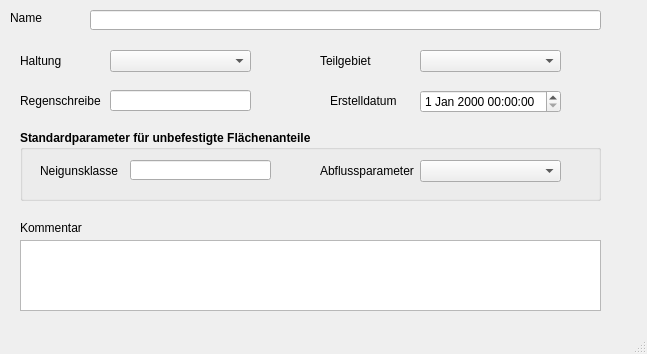
Old version of the form templates/tezg.ui in the repository hoettges/QKan.
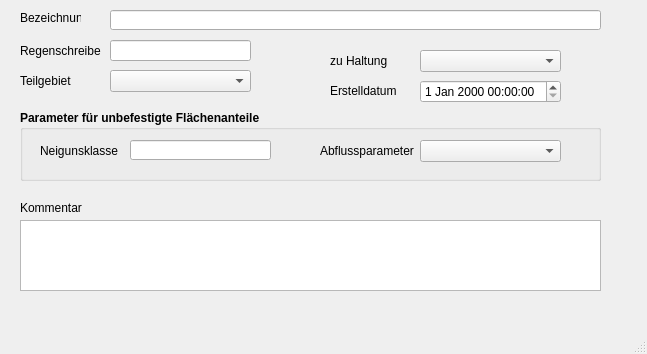
New version of the form. Custom widgets are drawn as their Qt base class.

```diff
--- a/templates/tezg.ui
+++ b/templates/tezg.ui
@@ -20,34 +20,34 @@
    <widget class="QLabel" name="label_20">
     <property name="geometry">
      <rect>
-      <x>20</x>
+      <x>330</x>
       <y>50</y>
-      <width>111</width>
+      <width>81</width>
       <height>21</height>
      </rect>
     </property>
     <property name="text">
-     <string>Haltung</string>
+     <string>zu Haltung</string>
     </property>
    </widget>
    <widget class="QLabel" name="label">
     <property name="geometry">
      <rect>
-      <x>10</x>
+      <x>20</x>
       <y>10</y>
-      <width>46</width>
+      <width>61</width>
       <height>16</height>
      </rect>
     </property>
     <property name="text">
-     <string>Name</string>
+     <string>Bezeichnung</string>
     </property>
    </widget>
    <widget class="QLabel" name="label_14">
     <property name="geometry">
      <rect>
       <x>20</x>
-      <y>220</y>
+      <y>200</y>
       <width>81</width>
       <height>16</height>
      </rect>
@@ -60,7 +60,7 @@
     <property name="geometry">
      <rect>
       <x>20</x>
-      <y>90</y>
+      <y>40</y>
       <width>81</width>
       <height>21</height>
      </rect>
@@ -73,7 +73,7 @@
     <property name="geometry">
      <rect>
       <x>330</x>
-      <y>90</y>
+      <y>80</y>
       <width>71</width>
       <height>21</height>
      </rect>
@@ -85,9 +85,9 @@
    <widget class="QLabel" name="label_22">
     <property name="geometry">
      <rect>
-      <x>320</x>
-      <y>50</y>
-      <width>111</width>
+      <x>20</x>
+      <y>70</y>
+      <width>71</width>
       <height>21</height>
      </rect>
     </property>
@@ -98,9 +98,9 @@
    <widget class="QLineEdit" name="flnam">
     <property name="geometry">
      <rect>
-      <x>90</x>
+      <x>110</x>
       <y>10</y>
-      <width>511</width>
+      <width>491</width>
       <height>20</height>
      </rect>
     </property>
@@ -109,7 +109,7 @@
     <property name="geometry">
      <rect>
       <x>110</x>
-      <y>90</y>
+      <y>40</y>
       <width>141</width>
       <height>21</height>
      </rect>
@@ -118,7 +118,7 @@
    <widget class="QComboBox" name="haltnam">
     <property name="geometry">
      <rect>
-      <x>110</x>
+      <x>420</x>
       <y>50</y>
       <width>141</width>
       <height>22</height>
@@ -128,8 +128,8 @@
    <widget class="QComboBox" name="teilgebiet">
     <property name="geometry">
      <rect>
-      <x>420</x>
-      <y>50</y>
+      <x>110</x>
+      <y>70</y>
       <width>141</width>
       <height>22</height>
      </rect>
@@ -139,7 +139,7 @@
     <property name="geometry">
      <rect>
       <x>20</x>
-      <y>240</y>
+      <y>220</y>
       <width>581</width>
       <height>71</height>
      </rect>
@@ -149,7 +149,7 @@
     <property name="geometry">
      <rect>
       <x>20</x>
-      <y>130</y>
+      <y>110</y>
       <width>581</width>
       <height>71</height>
      </rect>
@@ -161,7 +161,7 @@
      </font>
     </property>
     <property name="title">
-     <string>Standardparameter für unbefestigte Flächenanteile</string>
+     <string>Parameter für unbefestigte Flächenanteile</string>
     </property>
     <widget class="QLabel" name="label_3">
      <property name="geometry">
@@ -226,7 +226,7 @@
     <property name="geometry">
      <rect>
       <x>420</x>
-      <y>90</y>
+      <y>80</y>
       <width>141</width>
       <height>23</height>
      </rect>
```
Left out of the diff: 10 changed lines with no effect on the pictures.
